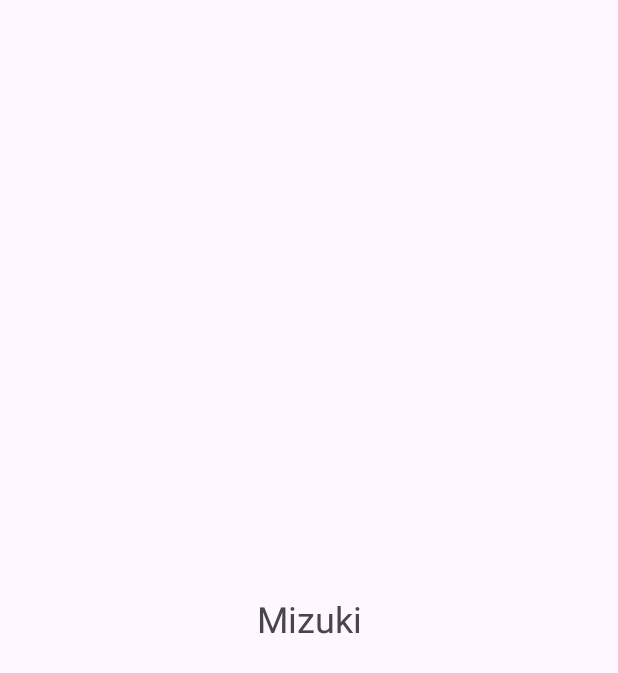
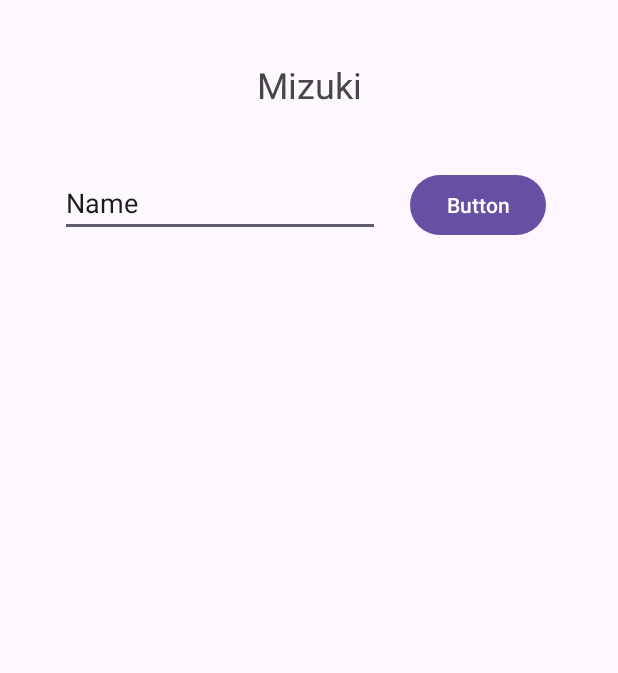
Before and after one commit to mizu4575/AndroidApp, an Android app: the screen it shows after launch (MainActivity), on a phone screen of 412 x 824 dp. Before the commit the part shown is almost empty. Shown: the top 673 px of the screen. Run offline under Robolectric (Android 15) with nearby library versions, the phone set to English and light mode, and no system bars.

Commit message:
テキスト入力をできるように変更

```diff
--- a/app/src/main/java/jp/ac/meijou/android/s221205036/MainActivity.java
+++ b/app/src/main/java/jp/ac/meijou/android/s221205036/MainActivity.java
@@ -3,12 +3,41 @@ package jp.ac.meijou.android.s221205036;
 import androidx.appcompat.app.AppCompatActivity;
 
 import android.os.Bundle;
+import android.text.Editable;
+import android.text.TextWatcher;
+
+import jp.ac.meijou.android.s221205036.databinding.ActivityMainBinding;
 
 public class MainActivity extends AppCompatActivity {
+
+    private ActivityMainBinding binding;
 
     @Override
     protected void onCreate(Bundle savedInstanceState) {
         super.onCreate(savedInstanceState);
-        setContentView(R.layout.activity_main);
+        binding = ActivityMainBinding.inflate(getLayoutInflater());
+        setContentView(binding.getRoot());
+
+        binding.button.setOnClickListener(view -> {
+            var text = binding.editTextText.getText().toString();
+            binding.textView.setText(text);
+        });
+
+        binding.editTextText.addTextChangedListener(new TextWatcher() {
+            @Override
+            public void beforeTextChanged(CharSequence s, int start, int count, int after) {
+
+            }
+
+            @Override
+            public void onTextChanged(CharSequence s, int start, int before, int count) {
+
+            }
+
+            @Override
+            public void afterTextChanged(Editable s) {
+                binding.textView.setText(s.toString());
+            }
+        });
     }
 }
--- a/app/src/main/res/layout/activity_main.xml
+++ b/app/src/main/res/layout/activity_main.xml
@@ -7,13 +7,36 @@
     tools:context=".MainActivity">
 
     <TextView
+        android:id="@+id/textView"
         android:layout_width="wrap_content"
         android:layout_height="wrap_content"
-        android:text="Mizuki"
+        android:layout_marginStart="171dp"
+        android:layout_marginTop="40dp"
+        android:text="@string/my_name"
         android:textSize="24sp"
-        app:layout_constraintBottom_toBottomOf="parent"
-        app:layout_constraintEnd_toEndOf="parent"
         app:layout_constraintStart_toStartOf="parent"
         app:layout_constraintTop_toTopOf="parent" />
 
+    <EditText
+        android:id="@+id/editTextText"
+        android:layout_width="wrap_content"
+        android:layout_height="wrap_content"
+        android:layout_marginStart="40dp"
+        android:layout_marginTop="40dp"
+        android:ems="10"
+        android:inputType="text"
+        android:text="Name"
+        app:layout_constraintStart_toStartOf="parent"
+        app:layout_constraintTop_toBottomOf="@+id/textView" />
+
+    <Button
+        android:id="@+id/button"
+        android:layout_width="wrap_content"
+        android:layout_height="wrap_content"
+        android:layout_marginStart="20dp"
+        android:layout_marginTop="40dp"
+        android:text="Button"
+        app:layout_constraintStart_toEndOf="@+id/editTextText"
+        app:layout_constraintTop_toBottomOf="@+id/textView" />
+
 </androidx.constraintlayout.widget.ConstraintLayout>
--- a/app/src/main/res/values/strings.xml
+++ b/app/src/main/res/values/strings.xml
@@ -1,3 +1,4 @@
 <resources>
     <string name="app_name">AndroidApp</string>
+    <string name="my_name">Mizuki</string>
 </resources>
```
